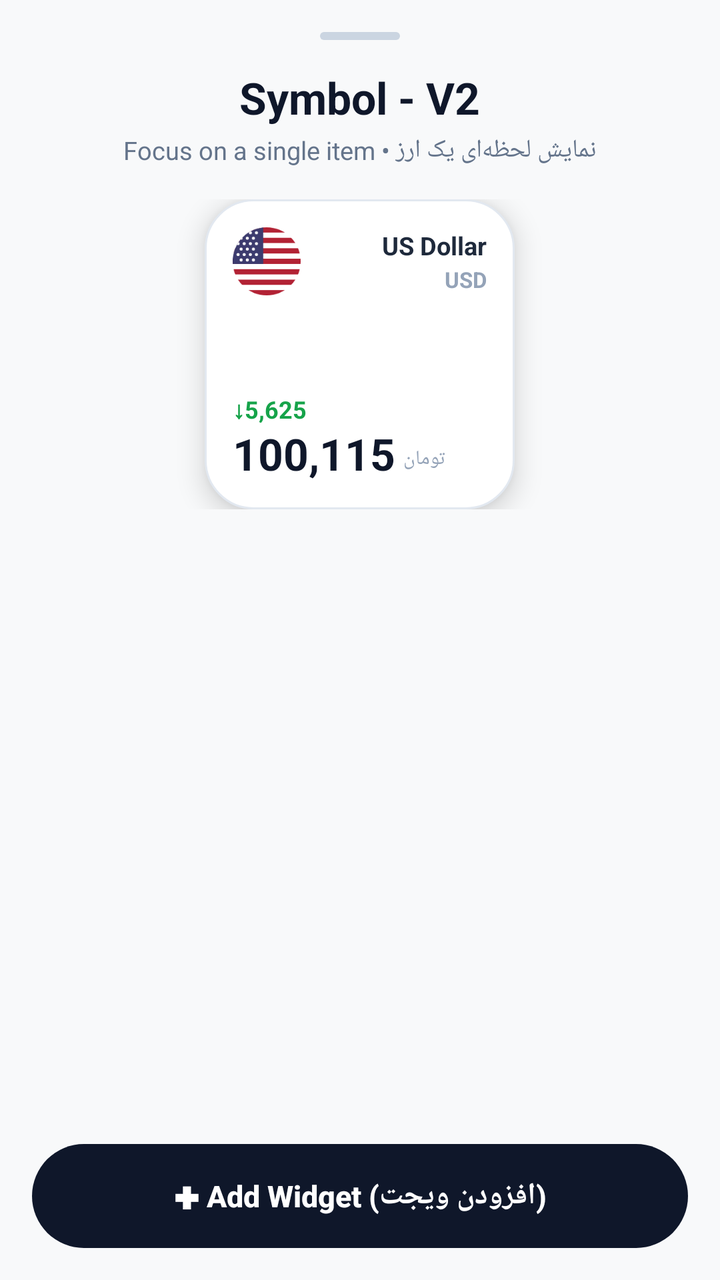
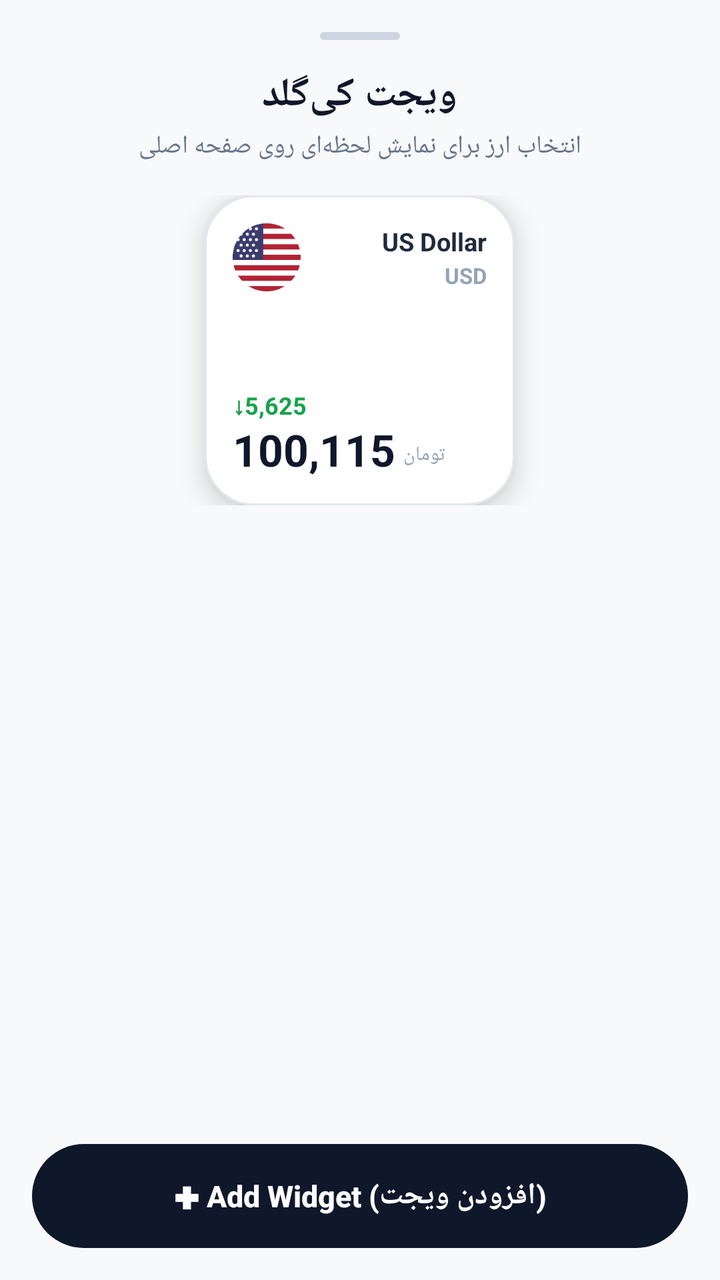

Two renders of the same Android screen: before a commit and after it. Below are the layout's source before the change and the commit's diff.
<!-- AndroidManifest.xml: activity theme android:Theme.DeviceDefault.NoActionBar -->
<!-- res/layout/activity_widget_configure.xml -->
<?xml version="1.0" encoding="utf-8"?>
<LinearLayout xmlns:android="http://schemas.android.com/apk/res/android"
    android:layout_width="match_parent"
    android:layout_height="match_parent"
    android:background="#F8F9FA"
    android:orientation="vertical"
    android:padding="16dp">

    
    <LinearLayout
        android:layout_width="40dp"
        android:layout_height="4dp"
        android:layout_gravity="center_horizontal"
        android:layout_marginBottom="14dp"
        android:background="@drawable/widget_btn_black"
        android:backgroundTint="#CBD5E1" />

    
    <TextView
        android:layout_width="wrap_content"
        android:layout_height="wrap_content"
        android:layout_gravity="center_horizontal"
        android:text="Symbol - V2"
        android:textColor="#0F172A"
        android:textSize="22sp"
        android:textStyle="bold" />

    <TextView
        android:layout_width="wrap_content"
        android:layout_height="wrap_content"
        android:layout_gravity="center_horizontal"
        android:layout_marginTop="3dp"
        android:layout_marginBottom="16dp"
        android:text="Focus on a single item • نمایش لحظه‌ای یک ارز"
        android:textColor="#64748B"
        android:textSize="12.5sp" />

    
    <LinearLayout
        android:layout_width="match_parent"
        android:layout_height="wrap_content"
        android:gravity="center"
        android:layout_marginBottom="16dp">

        <LinearLayout
            android:id="@+id/card_preview"
            android:layout_width="155dp"
            android:layout_height="155dp"
            android:background="@drawable/widget_bg_white"
            android:elevation="8dp"
            android:orientation="vertical"
            android:padding="14dp">

            
            <LinearLayout
                android:layout_width="match_parent"
                android:layout_height="wrap_content"
                android:gravity="center_vertical"
                android:orientation="horizontal">

                <ImageView
                    android:id="@+id/preview_icon"
                    android:layout_width="34dp"
                    android:layout_height="34dp"
                    android:scaleType="fitCenter"
                    android:src="@drawable/widget_icon_usd" />

                <LinearLayout
                    android:layout_width="0dp"
                    android:layout_height="wrap_content"
                    android:layout_marginStart="8dp"
                    android:layout_weight="1"
                    android:gravity="end|right"
                    android:orientation="vertical">

                    <TextView
                        android:id="@+id/preview_name"
                        android:layout_width="wrap_content"
                        android:layout_height="wrap_content"
                        android:ellipsize="end"
                        android:maxLines="1"
                        android:text="US Dollar"
                        android:textColor="#1E293B"
                        android:textSize="12.5sp"
                        android:textStyle="bold" />

                    <TextView
                        android:id="@+id/preview_code"
                        android:layout_width="wrap_content"
                        android:layout_height="wrap_content"
                        android:layout_marginTop="1dp"
                        android:text="USD"
                        android:textColor="#94A3B8"
                        android:textSize="11sp"
                        android:textStyle="bold" />
                </LinearLayout>
            </LinearLayout>

            <LinearLayout
                android:layout_width="match_parent"
                android:layout_height="0dp"
                android:layout_weight="1"
                android:orientation="vertical" />

            
            <LinearLayout
                android:layout_width="match_parent"
                android:layout_height="wrap_content"
                android:gravity="bottom"
                android:orientation="vertical">

                <TextView
                    android:id="@+id/preview_change"
                    android:layout_width="wrap_content"
                    android:layout_height="wrap_content"
                    android:layout_marginBottom="2dp"
                    android:text="↓5,625"
                    android:textColor="#16A34A"
                    android:textSize="12sp"
                    android:textStyle="bold" />

                <LinearLayout
                    android:layout_width="match_parent"
                    android:layout_height="wrap_content"
                    android:gravity="bottom"
                    android:orientation="horizontal">

                    <TextView
                        android:id="@+id/preview_price"
                        android:layout_width="wrap_content"
                        android:layout_height="wrap_content"
                        android:includeFontPadding="false"
                        android:text="100,115"
                        android:textColor="#0F172A"
                        android:textSize="22sp"
                        android:textStyle="bold" />

                    <TextView
                        android:layout_width="wrap_content"
                        android:layout_height="wrap_content"
                        android:layout_marginStart="4dp"
                        android:layout_marginBottom="2dp"
                        android:text="تومان"
                        android:textColor="#94A3B8"
                        android:textSize="10sp" />
                </LinearLayout>
            </LinearLayout>

        </LinearLayout>
    </LinearLayout>

    
    <ListView
        android:id="@+id/assets_list"
        android:layout_width="match_parent"
        android:layout_height="0dp"
        android:layout_weight="1"
        android:layout_marginBottom="12dp"
        android:divider="@android:color/transparent"
        android:dividerHeight="8dp" />

    
    <Button
        android:id="@+id/btn_add_widget"
        android:layout_width="match_parent"
        android:layout_height="52dp"
        android:background="@drawable/widget_btn_black"
        android:stateListAnimator="@null"
        android:text="✚ Add Widget (افزودن ویجت)"
        android:textAllCaps="false"
        android:textColor="#FFFFFF"
        android:textSize="15sp"
        android:textStyle="bold" />

</LinearLayout>
<!-- resources referenced by this layout -->
<resources>
  <!-- drawable widget_bg_white (drawable) -->
  <?xml version="1.0" encoding="utf-8"?>
  <shape xmlns:android="http://schemas.android.com/apk/res/android"
      android:shape="rectangle">
      <solid android:color="#FFFFFF" />
      <corners android:radius="24dp" />
      <stroke
          android:width="1dp"
          android:color="#E2E8F0" />
  </shape>
  <!-- drawable widget_btn_black (drawable) -->
  <?xml version="1.0" encoding="utf-8"?>
  <shape xmlns:android="http://schemas.android.com/apk/res/android"
      android:shape="rectangle">
      <solid android:color="#0F172A" />
      <corners android:radius="28dp" />
  </shape>
  <!-- drawable widget_icon_usd: png bitmap (drawable, 3740 bytes) -->
</resources>

<!-- the commit's change to res/layout/activity_widget_configure.xml (unified diff, before → after) -->
@@ -20,9 +20,9 @@
         android:layout_width="wrap_content"
         android:layout_height="wrap_content"
         android:layout_gravity="center_horizontal"
-        android:text="Symbol - V2"
+        android:text="ویجت کی‌گلد"
         android:textColor="#0F172A"
-        android:textSize="22sp"
+        android:textSize="20sp"
         android:textStyle="bold" />
 
     <TextView
@@ -31,7 +31,7 @@
         android:layout_gravity="center_horizontal"
         android:layout_marginTop="3dp"
         android:layout_marginBottom="16dp"
-        android:text="Focus on a single item • نمایش لحظه‌ای یک ارز"
+        android:text="انتخاب ارز برای نمایش لحظه‌ای روی صفحه اصلی"
         android:textColor="#64748B"
         android:textSize="12.5sp" />
 
